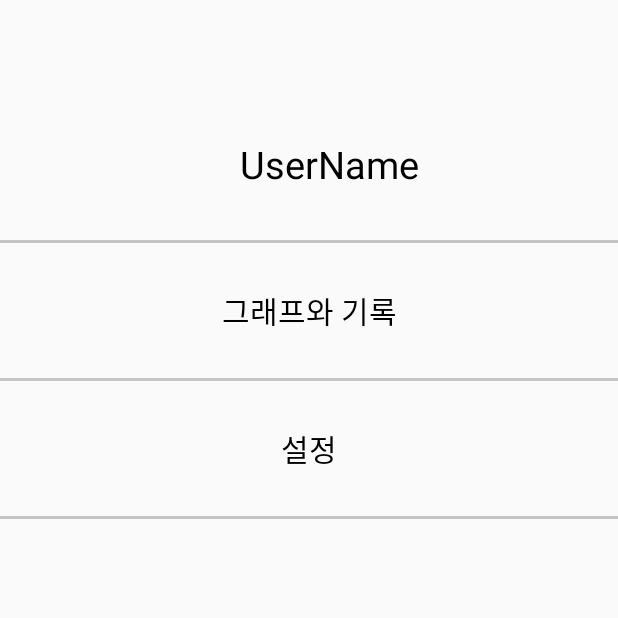
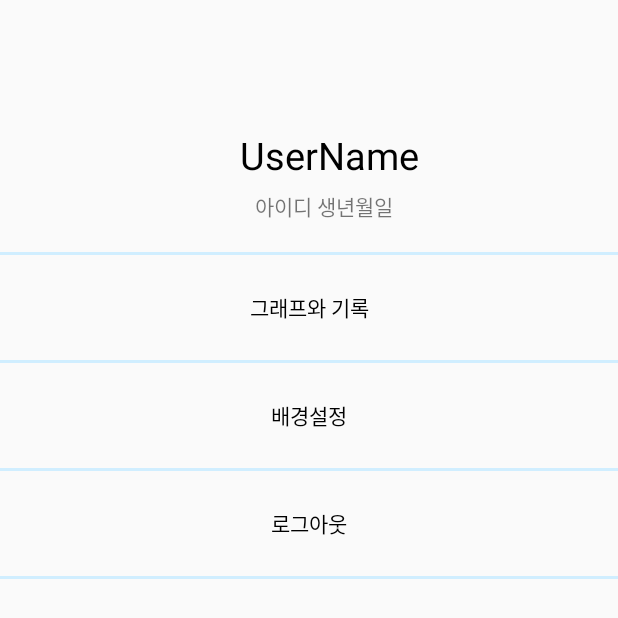
Before and after one commit to subinpark99/ToothSchedule_Project, an Android app: the MyPage screen opened directly, with no data from a screen before it, on a phone screen of 412 x 824 dp. Shown: the top 618 px of the screen. Run offline under Robolectric (Android 15) with nearby library versions, the phone set to English and light mode, and no system bars; 2 statements that could not run were skipped.

Commit message:
Merge branch 'master' of https://github.com/YunSuJeong/ToothScheduleProject
 Conflicts:
	.idea/misc.xml
	app/src/main/res/layout/activity_main.xml

```diff
--- a/app/src/main/res/layout/activity_main.xml
+++ b/app/src/main/res/layout/activity_main.xml
@@ -7,7 +7,6 @@
     tools:context=".MainActivity"
     android:orientation="vertical"
     >
-<!--  메인페이지  -->
 
     <!--  상단  -->
 
--- a/app/src/main/res/layout/mypage.xml
+++ b/app/src/main/res/layout/mypage.xml
@@ -15,7 +15,7 @@
         app:srcCompat="@drawable/back"
         tools:ignore="VectorDrawableCompat" />
 
-    <LinearLayout
+    <RelativeLayout
         android:layout_width="match_parent"
         android:layout_height="wrap_content"
         android:orientation="horizontal"
@@ -26,55 +26,90 @@
             android:id="@+id/ivUser"
             android:layout_width="60dp"
             android:layout_height="60dp"
+            android:layout_marginLeft="70dp"
+            android:gravity="center"
             app:srcCompat="@drawable/user"
-            tools:ignore="VectorDrawableCompat"
-            android:layout_marginLeft="70dp"
-            android:gravity="center"/>
+            tools:ignore="VectorDrawableCompat" />
 
         <TextView
             android:id="@+id/tvUserName"
             android:layout_width="wrap_content"
             android:layout_height="wrap_content"
+            android:layout_marginLeft="30dp"
+            android:layout_marginTop="6dp"
             android:text="UserName"
+            android:textColor="@color/black"
             android:textSize="25dp"
-            android:textColor="@color/black"
-            android:layout_marginTop="12dp"
-            android:layout_marginLeft="30dp"/>
+            android:layout_toRightOf="@id/ivUser"/>
 
-    </LinearLayout>
+        <TextView
+            android:id="@+id/tvID"
+            android:layout_width="wrap_content"
+            android:layout_height="wrap_content"
+            android:layout_below="@id/tvUserName"
+            android:layout_toRightOf="@id/ivUser"
+            android:layout_marginStart="40dp"
+            android:layout_marginTop="6dp"
+            android:text="아이디 "
+            />
+
+        <TextView
+            android:id="@+id/tvBirth"
+            android:layout_width="wrap_content"
+            android:layout_height="wrap_content"
+            android:text="생년월일"
+            android:layout_toRightOf="@id/tvID"
+            android:layout_marginTop="6dp"
+            android:layout_below="@id/tvUserName"/>
+
+    </RelativeLayout>
+
 
 
     <View
         android:layout_width="match_parent"
         android:layout_height="2dp"
-        android:background="@color/gray"/>
+        android:background="@color/whiteblue"/>
 
     <Button
         android:id="@+id/btnGraph"
         android:layout_width="match_parent"
-        android:layout_height="90dp"
+        android:layout_height="70dp"
         android:background="#00000000"
         android:text="그래프와 기록"
-        android:textColor="@color/black"
-        android:textSize="20dp"/>
+        android:textColor="@color/black" />
 
     <View
         android:layout_width="match_parent"
         android:layout_height="2dp"
-        android:background="@color/gray"/>
+        android:background="@color/whiteblue"/>
 
     <Button
-        android:id="@+id/btnSetting"
+        android:id="@+id/btnbg"
         android:layout_width="match_parent"
-        android:layout_height="90dp"
-        android:text="설정"
+        android:layout_height="70dp"
+        android:text="배경설정"
         android:background="#00000000"
-        android:textColor="@color/black"
-        android:textSize="20dp"/>
+        android:textColor="@color/black" />
 
     <View
         android:layout_width="match_parent"
         android:layout_height="2dp"
-        android:background="@color/gray"/>
+        android:background="@color/whiteblue"/>
+
+    <Button
+        android:id="@+id/btnLogout"
+        android:layout_width="match_parent"
+        android:layout_height="70dp"
+        android:text="로그아웃"
+        android:background="#00000000"
+        android:textColor="@color/black" />
+
+    <View
+        android:layout_width="match_parent"
+        android:layout_height="2dp"
+        android:background="@color/whiteblue"/>
+
+
 
 </LinearLayout>
```
Also changed, not shown: app/src/main/AndroidManifest.xml (+7 -2 lines), app/src/main/java/com/example/toothscheduleproject/Schedule.java (+32 -1 lines), app/src/main/java/com/example/toothscheduleproject/ScheduleDetail.java (+23 -1 lines), app/src/main/java/com/example/toothscheduleproject/Setting.java (deleted, +0 -39 lines), app/src/main/java/com/example/toothscheduleproject/UserInfoCheck.java (deleted, +0 -24 lines), app/src/main/res/drawable/toothxml.xml (added, +7 -0 lines), app/src/main/res/layout/schedule.xml (+6 -3 lines), app/src/main/res/layout/setting.xml (deleted, +0 -72 lines), app/src/main/res/layout/userinfo_check.xml (deleted, +0 -70 lines).
